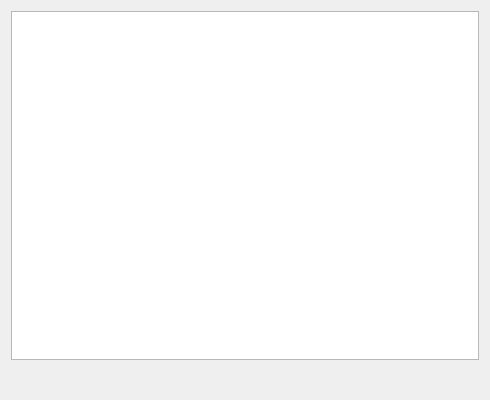
Qt form mainwindow.ui (JoyStickUi/hunter) before a commit.
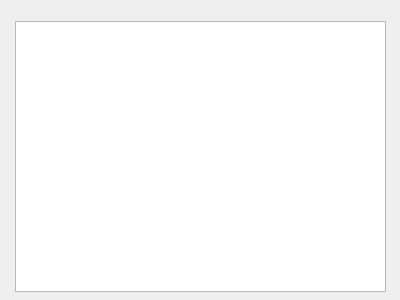
The same form after that commit.

Patch:
```diff
--- a/mainwindow.ui
+++ b/mainwindow.ui
@@ -6,35 +6,24 @@
    <rect>
     <x>0</x>
     <y>0</y>
-    <width>490</width>
-    <height>400</height>
+    <width>400</width>
+    <height>300</height>
    </rect>
   </property>
   <property name="windowTitle">
    <string>MainWindow</string>
   </property>
   <widget class="QWidget" name="centralWidget">
-   <property name="maximumSize">
-    <size>
-     <width>510</width>
-     <height>371</height>
-    </size>
-   </property>
-   <layout class="QGridLayout" name="gridLayout">
-    <item row="0" column="0">
-     <widget class="QGraphicsView" name="graphicsView"/>
-    </item>
-   </layout>
-  </widget>
-  <widget class="QMenuBar" name="menuBar">
+   <widget class="QGraphicsView" name="graphicsView">
    <property name="geometry">
     <rect>
-     <x>0</x>
-     <y>0</y>
-     <width>490</width>
-     <height>21</height>
-    </rect>
-   </property>
+      <x>15</x>
+      <y>21</y>
+      <width>371</width>
+      <height>271</height>
+     </rect>
+    </property>
+   </widget>
   </widget>
  </widget>
  <layoutdefault spacing="6" margin="11"/>
```
Lines whose indentation alone changed are shown as unchanged.
